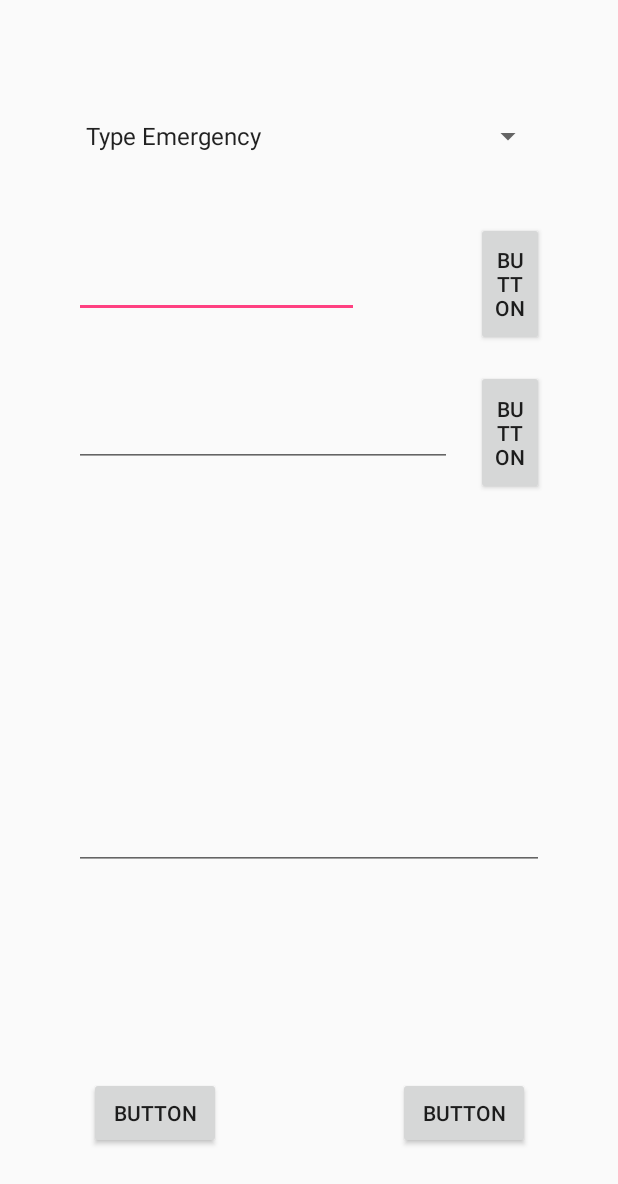
After one commit to bryantanuwidjaja/HereHeroEmergency, an Android app: the ReportActivity screen opened directly, with no data from a screen before it, on a phone screen of 412 x 824 dp. The commit adds this screen. Shown: the top 1184 px of the screen. Run offline under Robolectric (Android 15) with nearby library versions, the phone set to English and light mode, and no system bars; our stand-ins replace Firebase (no records; nobody signed in at launch, a user with empty details on screens opened directly).

Commit message:
Added Report Emergency Function

```diff
--- a/app/src/main/AndroidManifest.xml
+++ b/app/src/main/AndroidManifest.xml
@@ -2,8 +2,7 @@
 <manifest xmlns:android="http://schemas.android.com/apk/res/android"
     package="com.example.bryan.hereheroemergency">
 
-    <uses-permission android:name="android.permission.ACCESS_FINE_LOCATION"/>
-
+    <uses-permission android:name="android.permission.ACCESS_FINE_LOCATION" />
 
     <application
         android:allowBackup="true"
@@ -21,7 +20,8 @@
         </activity>
         <activity android:name=".RequestActivity" />
         <activity android:name=".InformationActivity" />
-        <activity android:name=".AccountActivity"></activity>
+        <activity android:name=".AccountActivity" />
+        <activity android:name=".ReportActivity"></activity>
     </application>
 
 </manifest>
--- a/app/src/main/java/com/example/bryan/hereheroemergency/Constants.java
+++ b/app/src/main/java/com/example/bryan/hereheroemergency/Constants.java
@@ -10,5 +10,6 @@ public class Constants {
     static final int PHONE = 0;
     static final String LOCATION = "location";
 
+    static final String REPORT = "REPORT";
 
 }
--- a/app/src/main/java/com/example/bryan/hereheroemergency/MainActivity.java
+++ b/app/src/main/java/com/example/bryan/hereheroemergency/MainActivity.java
@@ -54,6 +54,7 @@ public class MainActivity extends AppCompatActivity {
         final Button panicButton = findViewById(R.id.panic_button);
         final Button infoButton = findViewById(R.id.info_button);
         final Button accountButton = findViewById(R.id.account_Button);
+        final Button button_Report = findViewById(R.id.button_MainActivity_ReportEmergency);
         final CheckBox policeCheckBox = findViewById(R.id.police_checkBox);
         final CheckBox medicCheckBox = findViewById(R.id.medic_checkBox);
 
@@ -101,7 +102,6 @@ public class MainActivity extends AppCompatActivity {
                     String location = exactLocation;
                     Panic panic = new Panic(panicID,nameDBdefault,dateDBdefault,addressDBdefault,bloodtype,container,location,police,medic);
                     addPanicToDatabase(panicID, panic);
-
                 }
 
             }
@@ -125,6 +125,14 @@ public class MainActivity extends AppCompatActivity {
             }
 
 
+        });
+
+        button_Report.setOnClickListener(new View.OnClickListener() {
+            @Override
+            public void onClick(View v) {
+                Intent intent = new Intent (getApplicationContext(), ReportActivity.class);
+                startActivity(intent);
+            }
         });
 
     }
--- /dev/null
+++ b/app/src/main/java/com/example/bryan/hereheroemergency/Report.java
@@ -0,0 +1,58 @@
+package com.example.bryan.hereheroemergency;
+
+public class Report {
+    private String reportID;
+    private String emergency;
+    private String title;
+    private String location;
+    private String description;
+
+
+    public Report (String reportID,String emergency, String title, String location, String description){
+        this.reportID=reportID;
+        this.emergency=emergency;
+        this.title=title;
+        this.location=location;
+        this.description=description;
+    }
+
+    public String getReportID() {
+        return reportID;
+    }
+
+    public void setReportID(String reportID) {
+        this.reportID = reportID;
+    }
+
+    public String getEmergency() {
+        return emergency;
+    }
+
+    public void setEmergency(String emergency) {
+        this.emergency = emergency;
+    }
+
+    public String getTitle() {
+        return title;
+    }
+
+    public void setTitle(String title) {
+        this.title = title;
+    }
+
+    public String getLocation() {
+        return location;
+    }
+
+    public void setLocation(String location) {
+        this.location = location;
+    }
+
+    public String getDescription() {
+        return description;
+    }
+
+    public void setDescription(String description) {
+        this.description = description;
+    }
+}
--- /dev/null
+++ b/app/src/main/java/com/example/bryan/hereheroemergency/ReportActivity.java
@@ -0,0 +1,158 @@
+package com.example.bryan.hereheroemergency;
+
+import android.Manifest;
+import android.app.Activity;
+import android.content.Context;
+import android.content.Intent;
+import android.content.pm.PackageManager;
+import android.location.Location;
+import android.location.LocationManager;
+import android.support.annotation.NonNull;
+import android.support.v4.app.ActivityCompat;
+import android.support.v7.app.AppCompatActivity;
+import android.os.Bundle;
+import android.util.Log;
+import android.view.View;
+import android.widget.ArrayAdapter;
+import android.widget.Button;
+import android.widget.EditText;
+import android.widget.Spinner;
+import android.widget.Toast;
+
+import com.google.android.gms.tasks.OnFailureListener;
+import com.google.android.gms.tasks.OnSuccessListener;
+import com.google.firebase.firestore.FirebaseFirestore;
+
+import java.util.UUID;
+
+public class ReportActivity extends AppCompatActivity {
+    private static final String TAG = "ReportActivity";
+    static final int REQUEST_LOCATION = 1;
+    LocationManager locationManager;
+    double locationLongitude;
+    double locationLatitude;
+    String exactLocation;
+    @Override
+    protected void onCreate(Bundle savedInstanceState) {
+        super.onCreate(savedInstanceState);
+        setContentView(R.layout.activity_report);
+
+        final Spinner spinner_ListEmergency = findViewById(R.id.spinner_ReportActivity_ListEmergency);
+        final EditText editText_Title = findViewById(R.id.editText_ReportActivity_Title);
+        final EditText editText_Description = findViewById(R.id.editText_ReportActivity_Description);
+        final EditText editText_Location = findViewById(R.id.editText_ReportActivity_Location);
+
+        final Button button_Report = findViewById(R.id.button_ReportActivity_Report);
+        final Button button_Cancel = findViewById(R.id.button_ReportActivity_Cancel);
+        final Button button_Location = findViewById(R.id.button_ReportActivity_Location);
+
+        locationManager= (LocationManager)getSystemService(Context.LOCATION_SERVICE);
+        Location();
+
+        ArrayAdapter<CharSequence> adapter = ArrayAdapter.createFromResource(this,R.array.listEmergency,android.R.layout.simple_spinner_item);
+        adapter.setDropDownViewResource(android.R.layout.simple_spinner_dropdown_item);
+        spinner_ListEmergency.setAdapter(adapter);
+        //spinner_ListEmergency.setOnItemSelectedListener(this);
+
+        button_Report.setOnClickListener(new View.OnClickListener() {
+            @Override
+            public void onClick(View v) {
+
+                int selectedPosition = spinner_ListEmergency.getSelectedItemPosition();
+                if(selectedPosition == 0)
+                {
+                    Log.d(TAG, "onClick: OUT");
+                    Toast.makeText(ReportActivity.this,"Please Choose one Emergency Type",Toast.LENGTH_LONG).show();
+                }
+                else
+                {
+                    Log.d(TAG, "onClick: IN");
+                    String reportID = UUID.randomUUID().toString();
+                    String emergency = (String) spinner_ListEmergency.getSelectedItem();
+                    String title = editText_Title.getText().toString();
+                    String location = editText_Location.getText().toString();
+                    String description = editText_Description.getText().toString();
+
+                    Report report = new Report(reportID,emergency,title,location,description);
+                    addToDatabaseReport(reportID,report);
+
+                }
+            }
+        });
+
+        button_Cancel.setOnClickListener(new View.OnClickListener() {
+            @Override
+            public void onClick(View v) {
+                Intent intent = new Intent (getApplicationContext(),MainActivity.class);
+                startActivity(intent);
+            }
+        });
+
+        button_Location.setOnClickListener(new View.OnClickListener() {
+            @Override
+            public void onClick(View v) {
+                String location = exactLocation;
+                editText_Location.setText(location);
+            }
+        });
+
+    }
+
+    private void addToDatabaseReport(final String reportID,final Report report){
+        FirebaseFirestore.getInstance().collection(Constants.REPORT)
+                .document(reportID)
+                .set(report)
+                .addOnSuccessListener(new OnSuccessListener<Void>() {
+                    @Override
+                    public void onSuccess(Void aVoid) {
+                        Intent intent = new Intent(getApplicationContext(), RequestActivity.class);
+                        startActivity(intent);
+                        finish();
+                    }
+                })
+                .addOnFailureListener(new OnFailureListener() {
+                    @Override
+                    public void onFailure(@NonNull Exception e) {
+                        Toast.makeText(ReportActivity.this,"Failed to send request", Toast.LENGTH_LONG).show();
+                        Log.d(TAG, "onFailure: "+ e);
+                    }
+                });
+
+    }
+
+    void Location(){
+        if(ActivityCompat.checkSelfPermission(this, android.Manifest.permission.ACCESS_FINE_LOCATION) !=
+                PackageManager.PERMISSION_GRANTED)
+        {
+            ActivityCompat.requestPermissions(this,new String[]{Manifest.permission.ACCESS_FINE_LOCATION},REQUEST_LOCATION);
+
+        }else
+        {
+            Location location = locationManager.getLastKnownLocation(LocationManager.NETWORK_PROVIDER);
+            if(location != null){
+                locationLatitude = location.getLatitude();
+                locationLongitude = location.getLongitude();
+                exactLocation = locationLatitude+","+locationLongitude;
+                Log.d(TAG, "getLatitude: " + locationLatitude);
+                Log.d(TAG, "getLongitude: " + locationLongitude);
+            }else
+            {
+                Toast.makeText(ReportActivity.this, "No Location was Found",Toast.LENGTH_LONG).show();
+            }
+        }
+
+    }
+
+    @Override
+    public void onRequestPermissionsResult(int requestCode, @NonNull String[] permissions, @NonNull int[] grantResults)
+    {
+        super.onRequestPermissionsResult(requestCode,permissions,grantResults);
+        switch (requestCode){
+            case REQUEST_LOCATION:
+                Location();
+                break;
+
+        }
+    }
+
+}
--- a/app/src/main/res/layout/activity_main.xml
+++ b/app/src/main/res/layout/activity_main.xml
@@ -119,7 +119,7 @@
         app:layout_constraintGuide_percent="0.5" />
 
     <Button
-        android:id="@+id/button7"
+        android:id="@+id/button_MainActivity_ReportEmergency"
         android:layout_width="0dp"
         android:layout_height="0dp"
         android:layout_marginBottom="16dp"
--- /dev/null
+++ b/app/src/main/res/layout/activity_report.xml
@@ -0,0 +1,195 @@
+<?xml version="1.0" encoding="utf-8"?>
+<android.support.constraint.ConstraintLayout xmlns:android="http://schemas.android.com/apk/res/android"
+    xmlns:app="http://schemas.android.com/apk/res-auto"
+    xmlns:tools="http://schemas.android.com/tools"
+    android:layout_width="match_parent"
+    android:layout_height="match_parent"
+    tools:context=".ReportActivity">
+
+    <Spinner
+        android:id="@+id/spinner_ReportActivity_ListEmergency"
+        android:layout_width="0dp"
+        android:layout_height="0dp"
+        android:layout_marginBottom="8dp"
+        android:layout_marginEnd="8dp"
+        android:layout_marginStart="8dp"
+        android:layout_marginTop="8dp"
+        app:layout_constraintBottom_toTopOf="@+id/guideline32"
+        app:layout_constraintEnd_toStartOf="@+id/guideline28"
+        app:layout_constraintHorizontal_bias="1.0"
+        app:layout_constraintStart_toStartOf="@+id/guideline18"
+        app:layout_constraintTop_toTopOf="@+id/guideline31"></Spinner>
+
+    <EditText
+        android:id="@+id/editText_ReportActivity_Title"
+        android:layout_width="0dp"
+        android:layout_height="wrap_content"
+        android:layout_marginBottom="8dp"
+        android:layout_marginEnd="8dp"
+        android:layout_marginStart="8dp"
+        android:layout_marginTop="8dp"
+        app:layout_constraintBottom_toTopOf="@+id/guideline33"
+        app:layout_constraintEnd_toStartOf="@+id/guideline29"
+        app:layout_constraintHorizontal_bias="0.0"
+        app:layout_constraintStart_toStartOf="@+id/guideline18"
+        app:layout_constraintTop_toTopOf="@+id/guideline32" />
+
+    <Button
+        android:id="@+id/button_ReportActivity_Image"
+        android:layout_width="0dp"
+        android:layout_height="0dp"
+        android:layout_marginBottom="8dp"
+        android:layout_marginEnd="8dp"
+        android:layout_marginStart="8dp"
+        android:layout_marginTop="8dp"
+        android:text="Button"
+        app:layout_constraintBottom_toTopOf="@+id/guideline33"
+        app:layout_constraintEnd_toStartOf="@+id/guideline28"
+        app:layout_constraintStart_toStartOf="@+id/guideline30"
+        app:layout_constraintTop_toTopOf="@+id/guideline32" />
+
+    <EditText
+        android:id="@+id/editText_ReportActivity_Location"
+        android:layout_width="0dp"
+        android:layout_height="wrap_content"
+        android:layout_marginBottom="8dp"
+        android:layout_marginEnd="8dp"
+        android:layout_marginStart="8dp"
+        android:layout_marginTop="8dp"
+        app:layout_constraintBottom_toTopOf="@+id/guideline34"
+        app:layout_constraintEnd_toStartOf="@+id/guideline30"
+        app:layout_constraintHorizontal_bias="1.0"
+        app:layout_constraintStart_toStartOf="@+id/guideline18"
+        app:layout_constraintTop_toTopOf="@+id/guideline33" />
+
+    <Button
+        android:id="@+id/button_ReportActivity_Location"
+        android:layout_width="0dp"
+        android:layout_height="0dp"
+        android:layout_marginBottom="8dp"
+        android:layout_marginEnd="8dp"
+        android:layout_marginStart="8dp"
+        android:layout_marginTop="8dp"
+        android:text="Button"
+        app:layout_constraintBottom_toTopOf="@+id/guideline34"
+        app:layout_constraintEnd_toStartOf="@+id/guideline28"
+        app:layout_constraintStart_toStartOf="@+id/guideline30"
+        app:layout_constraintTop_toTopOf="@+id/guideline33" />
+
+    <EditText
+        android:id="@+id/editText_ReportActivity_Description"
+        android:layout_width="0dp"
+        android:layout_height="162dp"
+        android:layout_marginBottom="8dp"
+        android:layout_marginEnd="8dp"
+        android:layout_marginStart="8dp"
+        android:layout_marginTop="8dp"
+        app:layout_constraintBottom_toTopOf="@+id/guideline35"
+        app:layout_constraintEnd_toStartOf="@+id/guideline28"
+        app:layout_constraintHorizontal_bias="1.0"
+        app:layout_constraintStart_toStartOf="@+id/guideline18"
+        app:layout_constraintTop_toTopOf="@+id/guideline34" />
+
+    <Button
+        android:id="@+id/button_ReportActivity_Report"
+        android:layout_width="wrap_content"
+        android:layout_height="wrap_content"
+        android:layout_marginBottom="8dp"
+        android:layout_marginEnd="8dp"
+        android:layout_marginStart="8dp"
+        android:layout_marginTop="8dp"
+        android:text="Button"
+        app:layout_constraintBottom_toBottomOf="parent"
+        app:layout_constraintEnd_toStartOf="@+id/guideline36"
+        app:layout_constraintStart_toStartOf="parent"
+        app:layout_constraintTop_toTopOf="@+id/guideline35" />
+
+    <Button
+        android:id="@+id/button_ReportActivity_Cancel"
+        android:layout_width="wrap_content"
+        android:layout_height="wrap_content"
+        android:layout_marginBottom="8dp"
+        android:layout_marginEnd="8dp"
+        android:layout_marginStart="8dp"
+        android:layout_marginTop="8dp"
+        android:text="Button"
+        app:layout_constraintBottom_toBottomOf="parent"
+        app:layout_constraintEnd_toEndOf="parent"
+        app:layout_constraintStart_toStartOf="@+id/guideline36"
+        app:layout_constraintTop_toTopOf="@+id/guideline35" />
+
+    <android.support.constraint.Guideline
+        android:id="@+id/guideline18"
+        android:layout_width="wrap_content"
+        android:layout_height="wrap_content"
+        android:orientation="vertical"
+        app:layout_constraintGuide_percent="0.1" />
+
+    <android.support.constraint.Guideline
+        android:id="@+id/guideline28"
+        android:layout_width="wrap_content"
+        android:layout_height="wrap_content"
+        android:orientation="vertical"
+        app:layout_constraintGuide_begin="212dp"
+        app:layout_constraintGuide_percent="0.9" />
+
+    <android.support.constraint.Guideline
+        android:id="@+id/guideline29"
+        android:layout_width="wrap_content"
+        android:layout_height="wrap_content"
+        android:orientation="vertical"
+        app:layout_constraintGuide_percent="0.6" />
+
+    <android.support.constraint.Guideline
+        android:id="@+id/guideline30"
+        android:layout_width="wrap_content"
+        android:layout_height="wrap_content"
+        android:orientation="vertical"
+        app:layout_constraintGuide_begin="0dp"
+        app:layout_constraintGuide_percent="0.75" />
+
+    <android.support.constraint.Guideline
+        android:id="@+id/guideline31"
+        android:layout_width="wrap_content"
+        android:layout_height="wrap_content"
+        android:orientation="horizontal"
+        app:layout_constraintGuide_percent="0.05" />
+
+    <android.support.constraint.Guideline
+        android:id="@+id/guideline32"
+        android:layout_width="wrap_content"
+        android:layout_height="wrap_content"
+        android:orientation="horizontal"
+        app:layout_constraintGuide_begin="0dp"
+        app:layout_constraintGuide_percent="0.17" />
+
+    <android.support.constraint.Guideline
+        android:id="@+id/guideline33"
+        android:layout_width="wrap_content"
+        android:layout_height="wrap_content"
+        android:orientation="horizontal"
+        app:layout_constraintGuide_percent="0.29" />
+
+    <android.support.constraint.Guideline
+        android:id="@+id/guideline34"
+        android:layout_width="wrap_content"
+        android:layout_height="wrap_content"
+        android:orientation="horizontal"
+        app:layout_constraintGuide_percent="0.41" />
+
+    <android.support.constraint.Guideline
+        android:id="@+id/guideline35"
+        android:layout_width="wrap_content"
+        android:layout_height="wrap_content"
+        android:orientation="horizontal"
+        app:layout_constraintGuide_percent="0.80" />
+
+    <android.support.constraint.Guideline
+        android:id="@+id/guideline36"
+        android:layout_width="wrap_content"
+        android:layout_height="wrap_content"
+        android:orientation="vertical"
+        app:layout_constraintGuide_begin="0dp"
+        app:layout_constraintGuide_percent="0.5" />
+
+</android.support.constraint.ConstraintLayout>
--- a/app/src/main/res/values/strings.xml
+++ b/app/src/main/res/values/strings.xml
@@ -17,5 +17,13 @@
         <item>O-</item>
     </string-array>
 
+    <string-array name="listEmergency">
+        <item>Type Emergency</item>
+        <item>Fire Incident</item>
+        <item>Vehicle Accident</item>
+        <item>Terrorist Attack</item>
+        <item>Harrassment</item>
+        <item>Thief</item>
+    </string-array>
 
 </resources>
```
